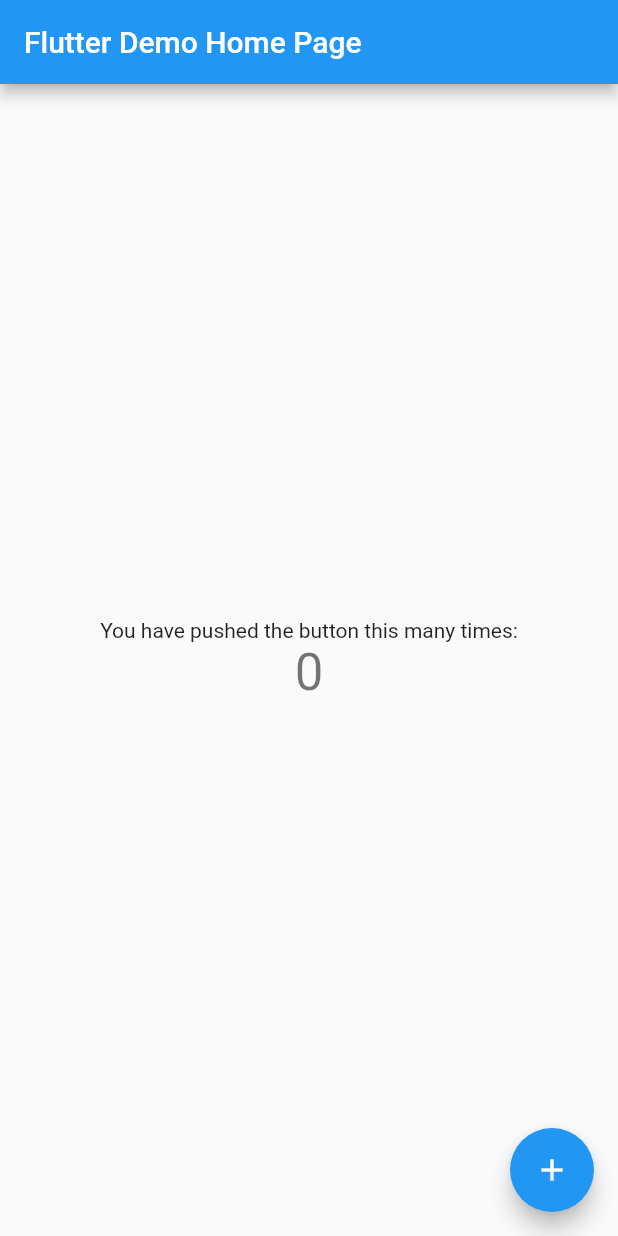
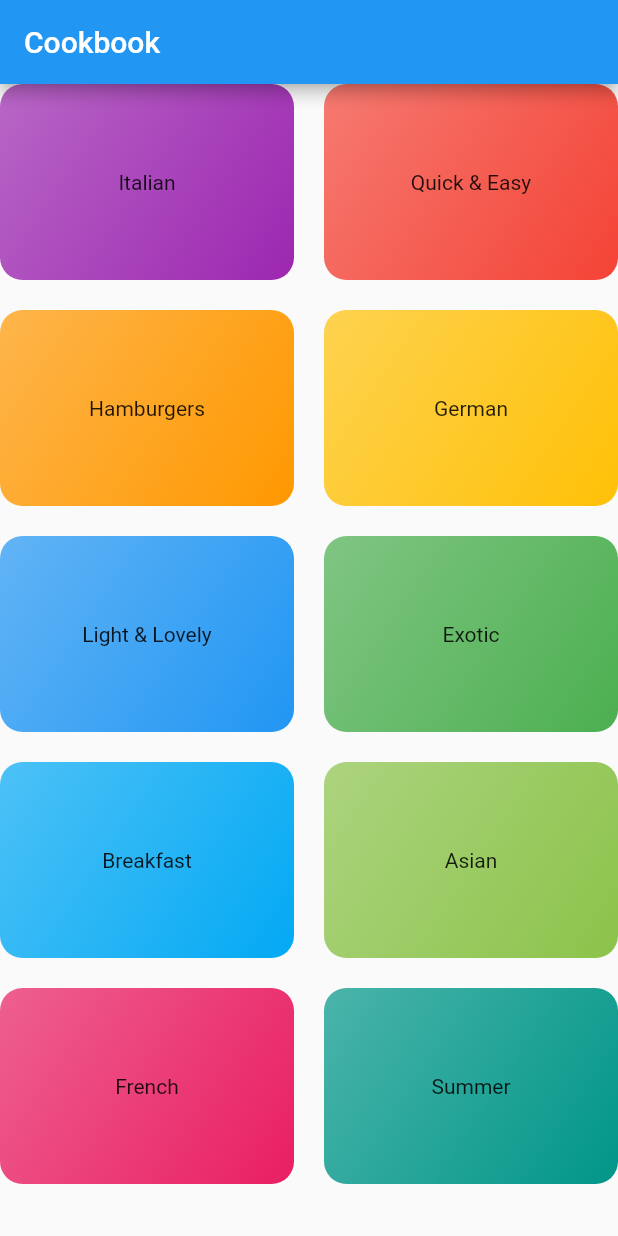
Before and after one commit to Maqcel/Flutter-Cookbook, a Flutter app: the screen it shows after launch, on a phone screen of 412 x 824 dp. Run offline on Flutter 3.47's test engine with Material 2 defaults, Android fonts, the phone set to English and light mode, and no system bars.

Commit message:
Main Screen

```diff
--- /dev/null
+++ b/lib/categories.dart
@@ -0,0 +1,29 @@
+import 'package:flutter/material.dart';
+
+import 'categories_item.dart';
+import 'models/categories_data.dart';
+
+class Categories extends StatelessWidget {
+  @override
+  Widget build(BuildContext context) {
+    return Scaffold(
+      appBar: AppBar(
+        title: const Text("Cookbook"),
+      ),
+      body: GridView(
+        children: Data.map(
+          (listdata) => CategoryItem(
+            listdata.title,
+            listdata.color,
+          ),
+        ).toList(),
+        gridDelegate: SliverGridDelegateWithMaxCrossAxisExtent(
+          maxCrossAxisExtent: 200,
+          childAspectRatio: 1.5,
+          crossAxisSpacing: 20,
+          mainAxisSpacing: 20,
+        ),
+      ),
+    );
+  }
+}
--- /dev/null
+++ b/lib/categories_item.dart
@@ -0,0 +1,29 @@
+import 'package:flutter/material.dart';
+
+class CategoryItem extends StatelessWidget {
+  final String title;
+  final Color color;
+
+  const CategoryItem(this.title, this.color);
+
+  @override
+  Widget build(BuildContext context) {
+    return Container(
+      padding: const EdgeInsets.all(15),
+      child: Center(
+        child: Text(title),
+      ),
+      decoration: BoxDecoration(
+        gradient: LinearGradient(
+          colors: [
+            color.withOpacity(0.7),
+            color,
+          ],
+          begin: Alignment.topLeft,
+          end: Alignment.bottomRight,
+        ),
+        borderRadius: BorderRadius.circular(15),
+      ),
+    );
+  }
+}
--- a/lib/main.dart
+++ b/lib/main.dart
@@ -1,3 +1,4 @@
+import 'package:cookbook_app/categories.dart';
 import 'package:flutter/material.dart';
 
 void main() {
@@ -5,113 +6,14 @@ void main() {
 }
 
 class MyApp extends StatelessWidget {
-  // This widget is the root of your application.
   @override
   Widget build(BuildContext context) {
     return MaterialApp(
-      title: 'Flutter Demo',
+      title: 'Cookbook',
       theme: ThemeData(
-        // This is the theme of your application.
-        //
-        // Try running your application with "flutter run". You'll see the
-        // application has a blue toolbar. Then, without quitting the app, try
-        // changing the primarySwatch below to Colors.green and then invoke
-        // "hot reload" (press "r" in the console where you ran "flutter run",
-        // or simply save your changes to "hot reload" in a Flutter IDE).
-        // Notice that the counter didn't reset back to zero; the application
-        // is not restarted.
         primarySwatch: Colors.blue,
-        // This makes the visual density adapt to the platform that you run
-        // the app on. For desktop platforms, the controls will be smaller and
-        // closer together (more dense) than on mobile platforms.
-        visualDensity: VisualDensity.adaptivePlatformDensity,
       ),
-      home: MyHomePage(title: 'Flutter Demo Home Page'),
+      home: Categories(),
     );
   }
 }
-
-class MyHomePage extends StatefulWidget {
-  MyHomePage({Key key, this.title}) : super(key: key);
-
-  // This widget is the home page of your application. It is stateful, meaning
-  // that it has a State object (defined below) that contains fields that affect
-  // how it looks.
-
-  // This class is the configuration for the state. It holds the values (in this
-  // case the title) provided by the parent (in this case the App widget) and
-  // used by the build method of the State. Fields in a Widget subclass are
-  // always marked "final".
-
-  final String title;
-
-  @override
-  _MyHomePageState createState() => _MyHomePageState();
-}
-
-class _MyHomePageState extends State<MyHomePage> {
-  int _counter = 0;
-
-  void _incrementCounter() {
-    setState(() {
-      // This call to setState tells the Flutter framework that something has
-      // changed in this State, which causes it to rerun the build method below
-      // so that the display can reflect the updated values. If we changed
-      // _counter without calling setState(), then the build method would not be
-      // called again, and so nothing would appear to happen.
-      _counter++;
-    });
-  }
-
-  @override
-  Widget build(BuildContext context) {
-    // This method is rerun every time setState is called, for instance as done
-    // by the _incrementCounter method above.
-    //
-    // The Flutter framework has been optimized to make rerunning build methods
-    // fast, so that you can just rebuild anything that needs updating rather
-    // than having to individually change instances of widgets.
-    return Scaffold(
-      appBar: AppBar(
-        // Here we take the value from the MyHomePage object that was created by
-        // the App.build method, and use it to set our appbar title.
-        title: Text(widget.title),
-      ),
-      body: Center(
-        // Center is a layout widget. It takes a single child and positions it
-        // in the middle of the parent.
-        child: Column(
-          // Column is also a layout widget. It takes a list of children and
-          // arranges them vertically. By default, it sizes itself to fit its
-          // children horizontally, and tries to be as tall as its parent.
-          //
-          // Invoke "debug painting" (press "p" in the console, choose the
-          // "Toggle Debug Paint" action from the Flutter Inspector in Android
-          // Studio, or the "Toggle Debug Paint" command in Visual Studio Code)
-          // to see the wireframe for each widget.
-          //
-          // Column has various properties to control how it sizes itself and
-          // how it positions its children. Here we use mainAxisAlignment to
-          // center the children vertically; the main axis here is the vertical
-          // axis because Columns are vertical (the cross axis would be
-          // horizontal).
-          mainAxisAlignment: MainAxisAlignment.center,
-          children: <Widget>[
-            Text(
-              'You have pushed the button this many times:',
-            ),
-            Text(
-              '$_counter',
-              style: Theme.of(context).textTheme.headline4,
-            ),
-          ],
-        ),
-      ),
-      floatingActionButton: FloatingActionButton(
-        onPressed: _incrementCounter,
-        tooltip: 'Increment',
-        child: Icon(Icons.add),
-      ), // This trailing comma makes auto-formatting nicer for build methods.
-    );
-  }
-}
--- /dev/null
+++ b/lib/models/categories_data.dart
@@ -0,0 +1,66 @@
+import 'package:flutter/material.dart';
+
+class _Category {
+  final String id;
+  final String title;
+  final Color color;
+
+  const _Category({
+    @required this.id,
+    @required this.title,
+    @required this.color,
+  });
+}
+
+const Data = const [
+  _Category(
+    id: 'c1',
+    title: 'Italian',
+    color: Colors.purple,
+  ),
+  _Category(
+    id: 'c2',
+    title: 'Quick & Easy',
+    color: Colors.red,
+  ),
+  _Category(
+    id: 'c3',
+    title: 'Hamburgers',
+    color: Colors.orange,
+  ),
+  _Category(
+    id: 'c4',
+    title: 'German',
+    color: Colors.amber,
+  ),
+  _Category(
+    id: 'c5',
+    title: 'Light & Lovely',
+    color: Colors.blue,
+  ),
+  _Category(
+    id: 'c6',
+    title: 'Exotic',
+    color: Colors.green,
+  ),
+  _Category(
+    id: 'c7',
+    title: 'Breakfast',
+    color: Colors.lightBlue,
+  ),
+  _Category(
+    id: 'c8',
+    title: 'Asian',
+    color: Colors.lightGreen,
+  ),
+  _Category(
+    id: 'c9',
+    title: 'French',
+    color: Colors.pink,
+  ),
+  _Category(
+    id: 'c10',
+    title: 'Summer',
+    color: Colors.teal,
+  ),
+];
```
